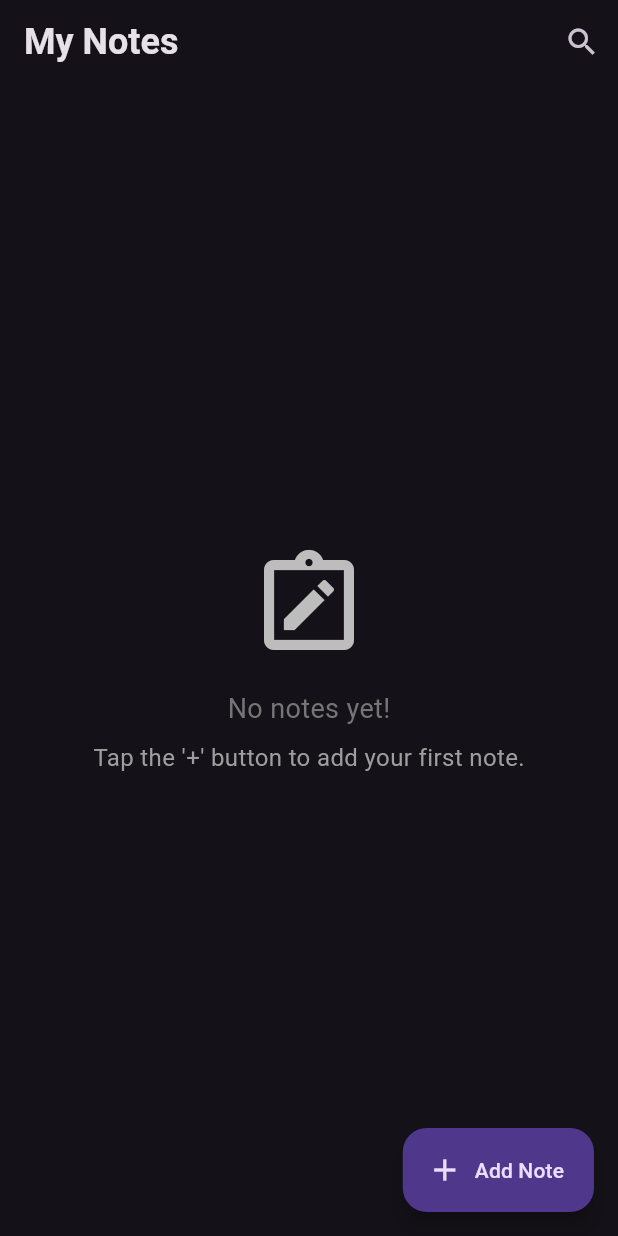
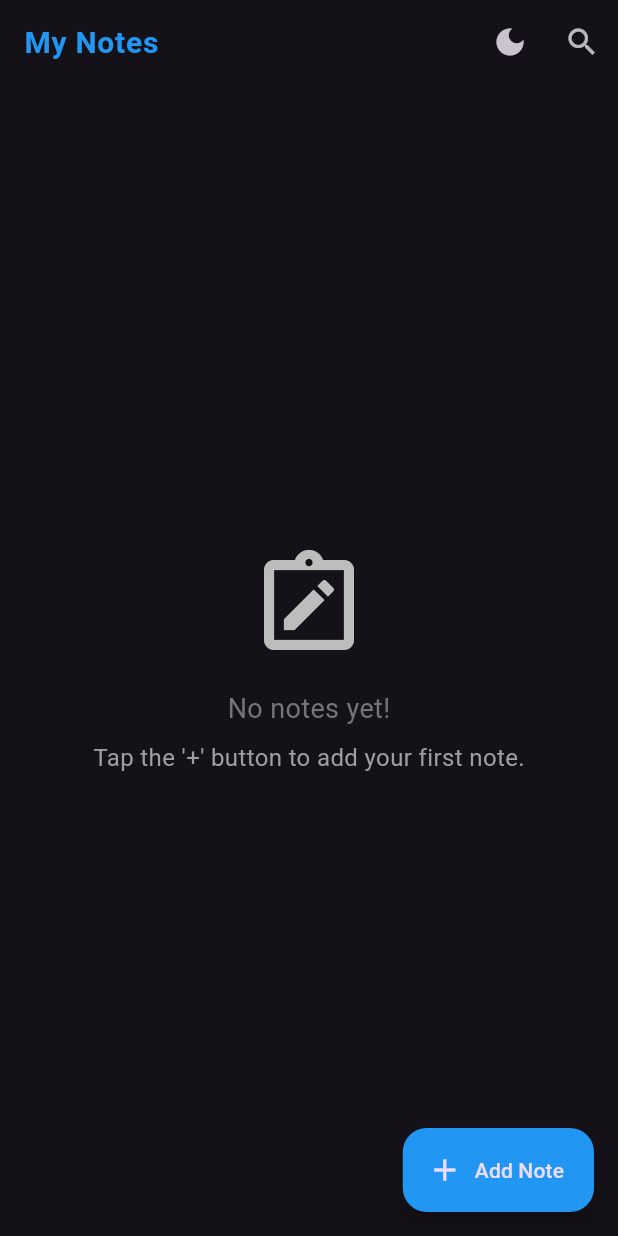
Before and after one commit to SaiKyawZinHtoo/Flutter_Test, a Flutter app: the screen it shows after launch, on a phone screen of 412 x 824 dp. Run offline on Flutter 3.47's test engine with Material 3 defaults, Android fonts, the phone set to English and light mode, and no system bars; our stand-ins replace shared_preferences; missing offline and left inert: dart:ffi.

Commit message:
make not app complete light theme and black theme

```diff
--- a/testing_flutter_project/lib/main.dart
+++ b/testing_flutter_project/lib/main.dart
@@ -8,6 +8,9 @@ import 'package:testing_flutter_project/navigation/screen_c.dart';
 import 'package:testing_flutter_project/note_app/note_list_screen.dart';
 import 'package:testing_flutter_project/note_app/pages/model/note.dart';
 import 'package:testing_flutter_project/note_app/pages/splash_screen.dart';
+import 'package:testing_flutter_project/note_app/provider/theme_provider.dart';
+import 'package:testing_flutter_project/note_app/service/note_service.dart';
+import 'package:testing_flutter_project/note_app/theme/note_theme.dart';
 import 'package:testing_flutter_project/widgets/appBar.dart';
 import 'package:testing_flutter_project/widgets/bodyContainer.dart';
 import 'package:testing_flutter_project/widgets/bottomSheet.dart';
@@ -62,16 +65,51 @@ void main() {
 
 final List<Note> allNote = [];
 
-class MyApp extends StatelessWidget {
+class MyApp extends StatefulWidget {
   const MyApp({super.key});
 
   @override
+  State<MyApp> createState() => _MyAppState();
+}
+
+class _MyAppState extends State<MyApp> {
+  ThemeMode _themeMode = ThemeMode.dark;
+
+  @override
+  void initState() {
+    super.initState();
+    loadTheme();
+  }
+
+  void loadTheme() async {
+    final themeMode = await ThemeService.getThemeMode();
+    setState(() {
+      _themeMode = themeMode;
+    });
+  }
+
+  @override
   Widget build(BuildContext context) {
-    return MaterialApp(
-      debugShowCheckedModeBanner: false,
-      title: "Note App",
-      home: const NoteSplashScreen(),
-      theme: ThemeData.dark(),
+    return ThemeProvider(
+      themeMode: _themeMode,
+      changeTheme: () async {
+        setState(() {
+          if (_themeMode == ThemeMode.light) {
+            _themeMode = ThemeMode.dark;
+          } else {
+            _themeMode = ThemeMode.light;
+          }
+        });
+        await ThemeService.setThemeMode(_themeMode);
+      },
+      child: MaterialApp(
+        debugShowCheckedModeBanner: false,
+        title: "Note App",
+        home: const NoteSplashScreen(),
+        theme: NoteTheme.lightTheme(),
+        darkTheme: NoteTheme.darkTheme(),
+        themeMode: _themeMode,
+      ),
     );
   }
 }
--- a/testing_flutter_project/lib/note_app/note_list_screen.dart
+++ b/testing_flutter_project/lib/note_app/note_list_screen.dart
@@ -5,6 +5,8 @@ import 'package:testing_flutter_project/main.dart';
 import 'package:testing_flutter_project/note_app/note_edit_screen.dart';
 import 'package:testing_flutter_project/note_app/note_list_search.dart';
 import 'package:testing_flutter_project/note_app/pages/model/note.dart';
+import 'package:testing_flutter_project/note_app/provider/theme_provider.dart';
+import 'package:testing_flutter_project/note_app/service/note_service.dart';
 
 class NoteListScreen extends StatelessWidget {
   const NoteListScreen({super.key});
@@ -14,14 +16,21 @@ class NoteListScreen extends StatelessWidget {
     return Scaffold(
       appBar: AppBar(
         centerTitle: false,
-        title: const Text(
+        title: Text(
           "My Notes",
-          style: TextStyle(
-            fontWeight: FontWeight.bold,
-            fontSize: 24,
-          ),
+          style: Theme.of(context).textTheme.bodyLarge,
         ),
         actions: [
+          IconButton(
+            onPressed: () {
+              ThemeProvider.of(context)!.changeTheme();
+            },
+            icon: Icon(
+              Theme.of(context).brightness == Brightness.light
+                  ? Icons.light_mode
+                  : Icons.dark_mode, // Change icon based on theme
+            ),
+          ),
           IconButton(
             onPressed: () {
               Navigator.of(context).push(
@@ -30,7 +39,11 @@ class NoteListScreen extends StatelessWidget {
                 ),
               );
             },
-            icon: const Icon(Icons.search),
+            icon: Icon(
+              Icons.search,
+              color:
+                  Theme.of(context).iconTheme.color, // Use dynamic theme color
+            ),
             tooltip: "Search Notes",
           ),
         ],
--- a/testing_flutter_project/lib/note_app/note_list_search.dart
+++ b/testing_flutter_project/lib/note_app/note_list_search.dart
@@ -34,16 +34,17 @@ class _NoteListSearchState extends State<NoteListSearch> {
       appBar: AppBar(
         title: Row(
           children: [
-            const Icon(Icons.search, color: Colors.white),
+            Icon(
+              Icons.search,
+              color: Theme.of(context).iconTheme.color,
+            ),
             const SizedBox(width: 10),
             Expanded(
               child: TextField(
                 decoration: const InputDecoration(
                   hintText: "Search Notes",
                   border: InputBorder.none,
-                  hintStyle: TextStyle(color: Colors.white70),
                 ),
-                style: const TextStyle(color: Colors.white),
                 onChanged: _searchNotes,
               ),
             ),
--- /dev/null
+++ b/testing_flutter_project/lib/note_app/provider/theme_provider.dart
@@ -0,0 +1,23 @@
+import 'package:flutter/material.dart';
+
+class ThemeProvider extends InheritedWidget {
+  const ThemeProvider(
+      {super.key,
+      required this.child,
+      required this.themeMode,
+      required this.changeTheme})
+      : super(child: child);
+
+  final Widget child;
+  final ThemeMode themeMode;
+  final VoidCallback changeTheme;
+
+  static ThemeProvider? of(BuildContext context) {
+    return context.dependOnInheritedWidgetOfExactType<ThemeProvider>();
+  }
+
+  @override
+  bool updateShouldNotify(ThemeProvider oldWidget) {
+    return oldWidget.themeMode != themeMode;
+  }
+}
--- /dev/null
+++ b/testing_flutter_project/lib/note_app/service/note_service.dart
@@ -0,0 +1,30 @@
+import 'package:flutter/material.dart';
+import 'package:shared_preferences/shared_preferences.dart';
+
+class ThemeService {
+  static String _key = "theme";
+  static String _light = "light";
+  static String _dark = "dark";
+
+  static Future<ThemeMode> getThemeMode() async {
+    final shared = await SharedPreferences.getInstance();
+    final theme = shared.getString(_key);
+    if (theme == _light) {
+      return ThemeMode.light;
+    } else if (theme == _dark) {
+      return ThemeMode.dark;
+    } else {
+      await setThemeMode(ThemeMode.dark);
+      return ThemeMode.dark;
+    }
+  }
+
+  static Future<void> setThemeMode(ThemeMode themeMode) async {
+    final shared = await SharedPreferences.getInstance();
+    if (themeMode == ThemeMode.light) {
+      await shared.setString(_key, _light);
+    } else {
+      await shared.setString(_key, _dark);
+    }
+  }
+}
--- /dev/null
+++ b/testing_flutter_project/lib/note_app/theme/note_theme.dart
@@ -0,0 +1,33 @@
+import 'package:flutter/material.dart';
+
+class NoteTheme {
+  static ThemeData lightTheme() => ThemeData(
+        brightness: Brightness.light,
+        floatingActionButtonTheme:
+            const FloatingActionButtonThemeData(backgroundColor: Colors.teal),
+        textTheme: const TextTheme(
+          bodyLarge: TextStyle(
+              fontSize: 20, fontWeight: FontWeight.bold, color: Colors.teal),
+        ),
+        inputDecorationTheme: InputDecorationTheme(
+          border: InputBorder.none,
+          hintStyle: TextStyle(color: Colors.black87),
+        ),
+        iconTheme: const IconThemeData(color: Colors.black87),
+      );
+
+  static ThemeData darkTheme() => ThemeData(
+        brightness: Brightness.dark,
+        floatingActionButtonTheme:
+            const FloatingActionButtonThemeData(backgroundColor: Colors.blue),
+        textTheme: const TextTheme(
+          bodyLarge: TextStyle(
+              fontSize: 20, fontWeight: FontWeight.bold, color: Colors.blue),
+        ),
+        inputDecorationTheme: InputDecorationTheme(
+          border: InputBorder.none,
+          hintStyle: TextStyle(color: Colors.white70),
+        ),
+        iconTheme: const IconThemeData(color: Colors.white70),
+      );
+}
--- a/testing_flutter_project/pubspec.yaml
+++ b/testing_flutter_project/pubspec.yaml
@@ -38,6 +38,7 @@ dependencies:
   uuid: ^4.5.1
   intl: ^0.20.0
   realm: ^20.0.0
+  shared_preferences: ^2.3.3
 
 dev_dependencies:
   flutter_test:
```
Also changed, not shown: testing_flutter_project/pubspec.lock, 1 other file.
